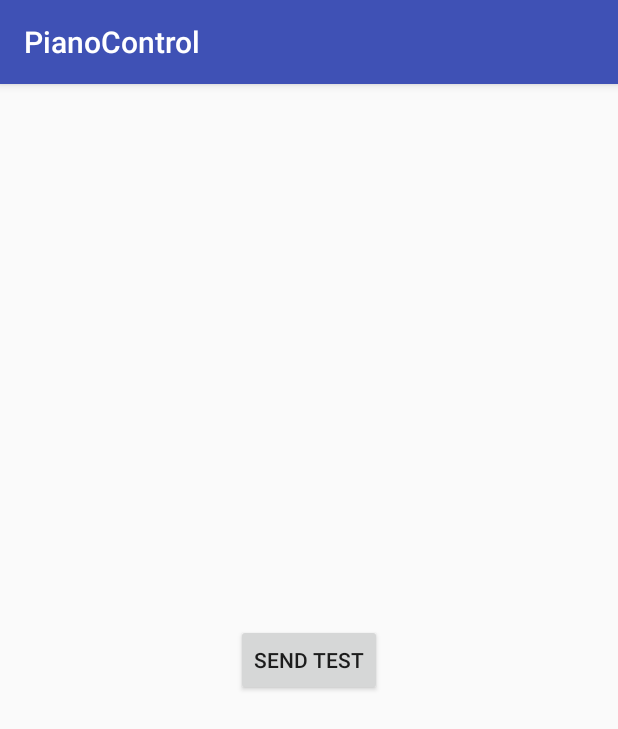
After one commit to ellienieuwdorp/project-pad, an Android app: the ConnectedActivity screen opened directly, with no data from a screen before it, on a phone screen of 412 x 824 dp. The commit adds this screen. Shown: the top 729 px of the screen. Run offline under Robolectric (Android 15) with nearby library versions, the phone set to English and light mode, and no system bars.

Commit message:
Transform BluetoothClientService from object in to a service.
Also add another activity the user will be taken to if a connection with the device is made.

```diff
--- /dev/null
+++ b/PianoControl/app/src/main/java/com/pad/sss04/pianocontrol/ConnectedActivity.java
@@ -0,0 +1,36 @@
+package com.pad.sss04.pianocontrol;
+
+import android.content.Intent;
+import android.support.v7.app.AppCompatActivity;
+import android.os.Bundle;
+import android.view.View;
+import android.widget.Button;
+
+public class ConnectedActivity extends AppCompatActivity {
+
+    private Button buttonSend;
+
+    @Override
+    protected void onCreate(Bundle savedInstanceState) {
+        super.onCreate(savedInstanceState);
+        setContentView(R.layout.activity_connected);
+
+        init();
+    }
+
+    private void init() {
+        buttonSend = (Button) findViewById(R.id.buttonSend);
+        buttonSend.setOnClickListener(new View.OnClickListener() {
+            @Override
+            public void onClick(View v) {
+                Intent i = new Intent(ConnectedActivity.this, BluetoothClientService.class);
+                i.putExtra("message", "test message");
+                startService(i);
+            }
+        });
+    }
+    @Override
+    public void onBackPressed(){
+
+    }
+}
--- /dev/null
+++ b/PianoControl/app/src/main/res/layout/activity_connected.xml
@@ -0,0 +1,22 @@
+<?xml version="1.0" encoding="utf-8"?>
+<android.support.constraint.ConstraintLayout xmlns:android="http://schemas.android.com/apk/res/android"
+    xmlns:app="http://schemas.android.com/apk/res-auto"
+    xmlns:tools="http://schemas.android.com/tools"
+    android:layout_width="match_parent"
+    android:layout_height="match_parent"
+    tools:context="com.pad.sss04.pianocontrol.ConnectedActivity">
+
+    <Button
+        android:id="@+id/buttonSend"
+        android:layout_width="wrap_content"
+        android:layout_height="wrap_content"
+        android:layout_marginBottom="8dp"
+        android:layout_marginLeft="8dp"
+        android:layout_marginRight="8dp"
+        android:layout_marginTop="8dp"
+        android:text="send test"
+        app:layout_constraintBottom_toBottomOf="parent"
+        app:layout_constraintLeft_toLeftOf="parent"
+        app:layout_constraintRight_toRightOf="parent"
+        app:layout_constraintTop_toTopOf="parent" />
+</android.support.constraint.ConstraintLayout>
```
Also changed, not shown: PianoControl/app/src/main/AndroidManifest.xml (+11 -6 lines), PianoControl/app/src/main/java/com/pad/sss04/pianocontrol/BluetoothClientService.java (+113 -47 lines), PianoControl/app/src/main/java/com/pad/sss04/pianocontrol/MainActivity.java (+17 -105 lines), PianoControl/app/src/main/res/layout/activity_main.xml (+5 -24 lines).
